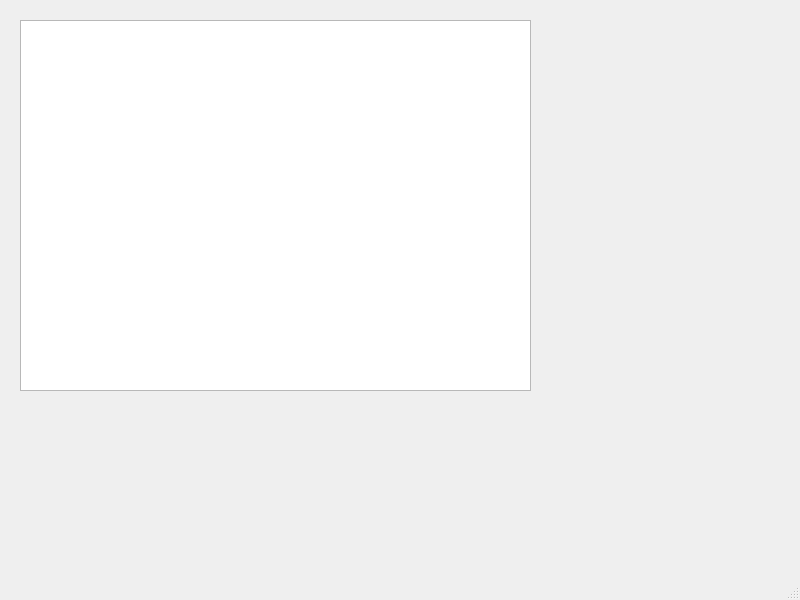
Old version of the form mainwindow.ui in the repository Thales3006/Wireframe_3Dmodel_Visualizer.
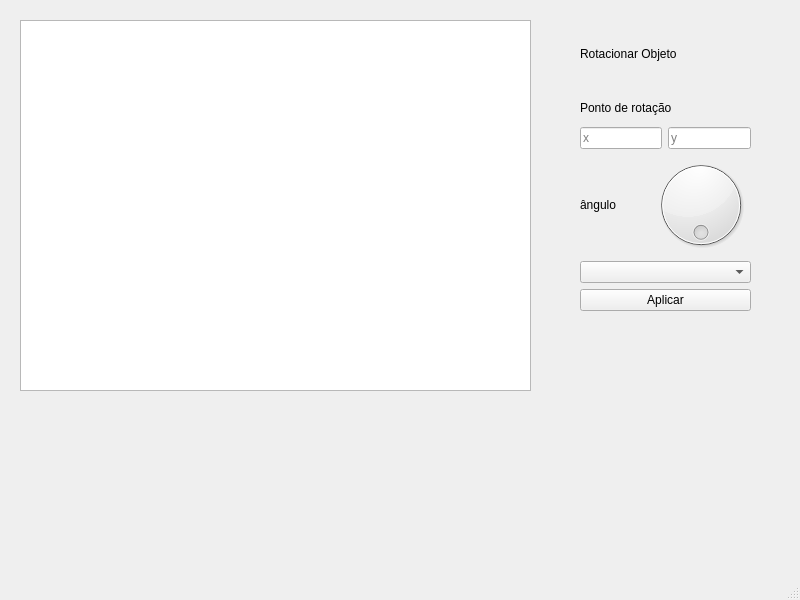
New version of the form.

Commit message: frontend feito

```diff
--- a/mainwindow.ui
+++ b/mainwindow.ui
@@ -24,6 +24,103 @@
      </rect>
     </property>
    </widget>
+   <widget class="QWidget" name="verticalLayoutWidget">
+    <property name="geometry">
+     <rect>
+      <x>580</x>
+      <y>40</y>
+      <width>171</width>
+      <height>271</height>
+     </rect>
+    </property>
+    <layout class="QVBoxLayout" name="rotator">
+     <item>
+      <widget class="QLabel" name="rotatorLabel">
+       <property name="text">
+        <string>Rotacionar Objeto</string>
+       </property>
+      </widget>
+     </item>
+     <item>
+      <spacer name="horizontalSpacer">
+       <property name="orientation">
+        <enum>Qt::Orientation::Horizontal</enum>
+       </property>
+       <property name="sizeHint" stdset="0">
+        <size>
+         <width>40</width>
+         <height>20</height>
+        </size>
+       </property>
+      </spacer>
+     </item>
+     <item>
+      <widget class="QLabel" name="coordLabel">
+       <property name="text">
+        <string>Ponto de rotação</string>
+       </property>
+      </widget>
+     </item>
+     <item>
+      <layout class="QHBoxLayout" name="coord">
+       <item>
+        <widget class="QLineEdit" name="coordX">
+         <property name="inputMethodHints">
+          <set>Qt::InputMethodHint::ImhNone</set>
+         </property>
+         <property name="text">
+          <string/>
+         </property>
+         <property name="placeholderText">
+          <string>x</string>
+         </property>
+        </widget>
+       </item>
+       <item>
+        <widget class="QLineEdit" name="coordY">
+         <property name="inputMethodHints">
+          <set>Qt::InputMethodHint::ImhNone</set>
+         </property>
+         <property name="text">
+          <string/>
+         </property>
+         <property name="placeholderText">
+          <string>y</string>
+         </property>
+        </widget>
+       </item>
+      </layout>
+     </item>
+     <item>
+      <layout class="QHBoxLayout" name="angle">
+       <item>
+        <widget class="QLabel" name="angleLabel">
+         <property name="text">
+          <string>ângulo</string>
+         </property>
+        </widget>
+       </item>
+       <item>
+        <widget class="QDial" name="angleDial">
+         <property name="wrapping">
+          <bool>true</bool>
+         </property>
+        </widget>
+       </item>
+      </layout>
+     </item>
+     <item>
+      <widget class="QComboBox" name="objList"/>
+     </item>
+     <item>
+      <widget class="QPushButton" name="rotatorConfirm">
+       <property name="text">
+        <string>Aplicar</string>
+       </property>
+      </widget>
+     </item>
+    </layout>
+   </widget>
   </widget>
   <widget class="QMenuBar" name="menubar">
    <property name="geometry">
```
The commit also changes 2 other files.
